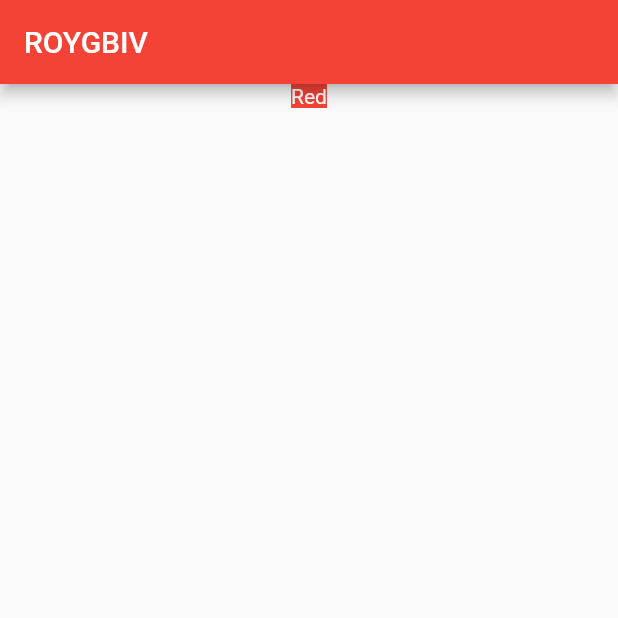
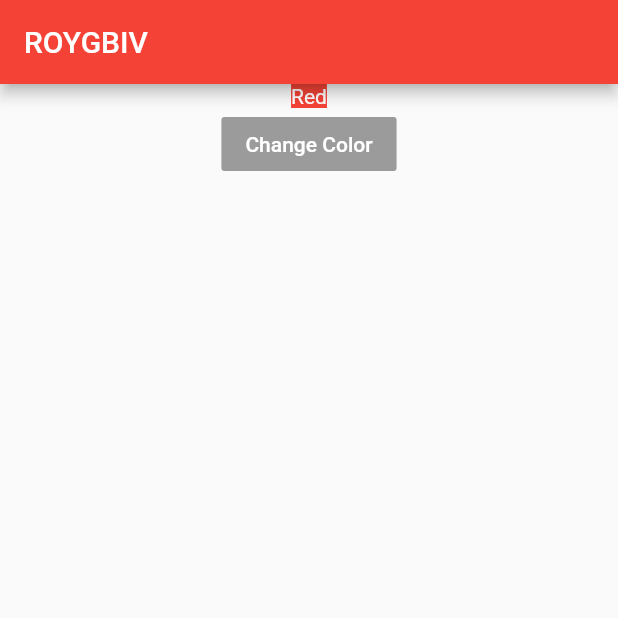
Before and after one commit to DevAdedoyin/ColorChangerApp, a Flutter app: the screen it shows after launch, on a phone screen of 412 x 824 dp, the top half of it. Run offline on Flutter 3.47's test engine with Material 2 defaults, Android fonts, the phone set to English and light mode, and no system bars.

Commit message:
RaisedButton Added

```diff
--- a/lib/main.dart
+++ b/lib/main.dart
@@ -27,6 +27,16 @@ class _CheckColorsState extends State<CheckColors> {
                 ),
                 textAlign: TextAlign.center,
               ),
+            ),
+            Center(
+              child: RaisedButton(
+                onPressed: null,
+                child: Text(
+                  "Change Color",
+                  style: TextStyle(color: Colors.white),
+                ),
+                color: Colors.blue,
+              ),
             )
           ],
         ),
```
